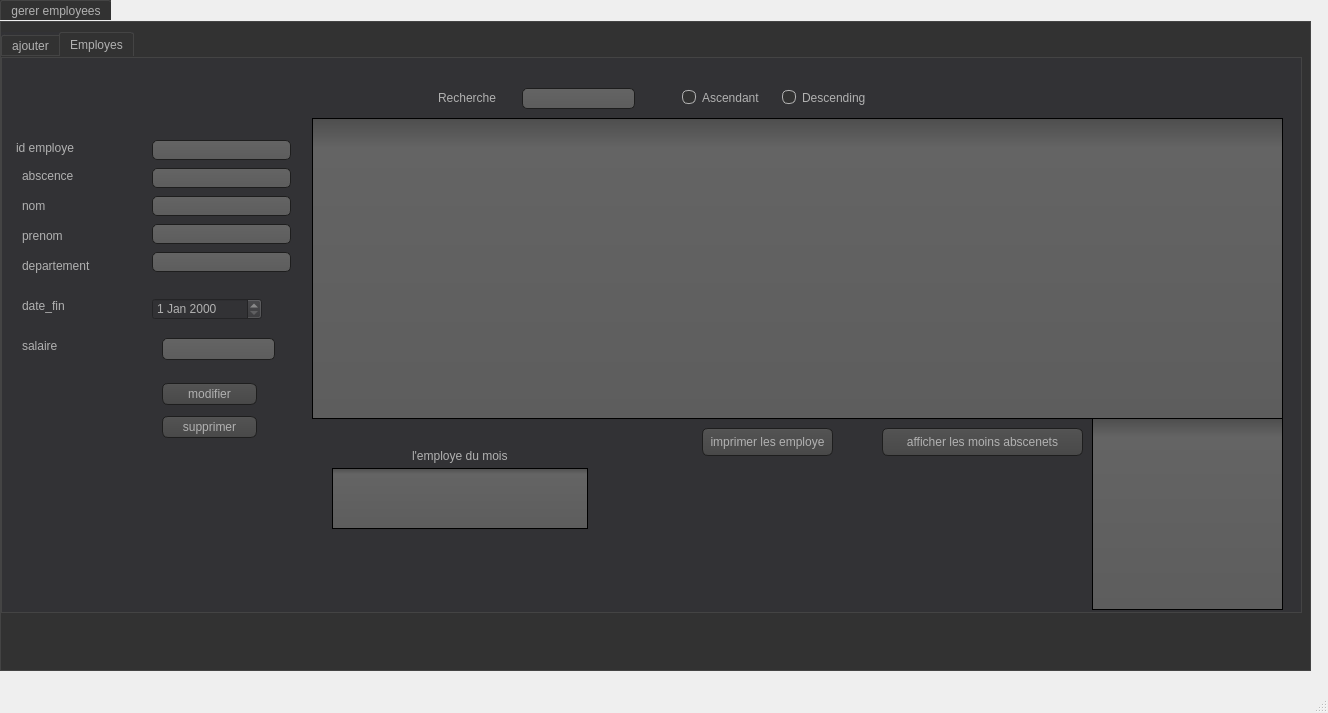
First picture: the form in FingersCrossed/employeform.ui, repository fatimaabdawa/travelagency, before the edit.
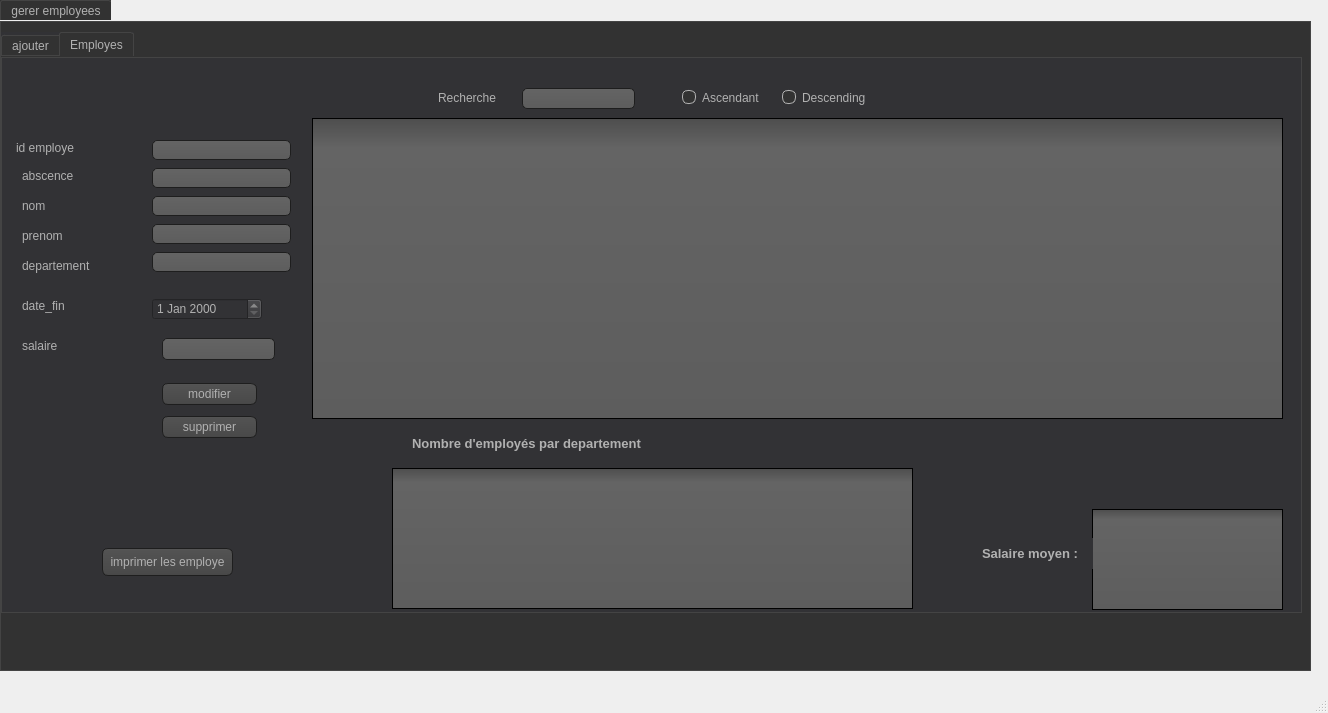
Second picture: the form after the edit. Icons and pictures are not drawn.

Patch:
```diff
--- a/FingersCrossed/employeform.ui
+++ b/FingersCrossed/employeform.ui
@@ -1344,19 +1344,6 @@
          </item>
         </layout>
        </widget>
-       <widget class="QPushButton" name="pushButton_5">
-        <property name="geometry">
-         <rect>
-          <x>880</x>
-          <y>370</y>
-          <width>201</width>
-          <height>28</height>
-         </rect>
-        </property>
-        <property name="text">
-         <string>afficher les moins abscenets</string>
-        </property>
-       </widget>
        <widget class="QLineEdit" name="lineEdit_6">
         <property name="geometry">
          <rect>
@@ -1407,19 +1394,19 @@
         <property name="geometry">
          <rect>
           <x>1090</x>
-          <y>360</y>
+          <y>451</y>
           <width>191</width>
-          <height>192</height>
+          <height>101</height>
          </rect>
         </property>
        </widget>
        <widget class="QTableView" name="tableView">
         <property name="geometry">
          <rect>
-          <x>330</x>
+          <x>390</x>
           <y>410</y>
-          <width>256</width>
-          <height>61</height>
+          <width>521</width>
+          <height>141</height>
          </rect>
         </property>
        </widget>
@@ -1427,20 +1414,20 @@
         <property name="geometry">
          <rect>
           <x>410</x>
-          <y>390</y>
-          <width>111</width>
-          <height>16</height>
+          <y>370</y>
+          <width>261</width>
+          <height>31</height>
          </rect>
         </property>
         <property name="text">
-         <string>l'employe du mois</string>
+         <string>&lt;html&gt;&lt;head/&gt;&lt;body&gt;&lt;p&gt;&lt;span style=&quot; font-size:10pt; font-weight:600;&quot;&gt;Nombre d'employés par departement&lt;/span&gt;&lt;/p&gt;&lt;/body&gt;&lt;/html&gt;</string>
         </property>
        </widget>
        <widget class="QPushButton" name="pushButton_4">
         <property name="geometry">
          <rect>
-          <x>700</x>
-          <y>370</y>
+          <x>100</x>
+          <y>490</y>
           <width>131</width>
           <height>28</height>
          </rect>
@@ -1498,6 +1485,19 @@
          <string>Recherche</string>
         </property>
        </widget>
+       <widget class="QLabel" name="label_18">
+        <property name="geometry">
+         <rect>
+          <x>980</x>
+          <y>480</y>
+          <width>111</width>
+          <height>31</height>
+         </rect>
+        </property>
+        <property name="text">
+         <string>&lt;html&gt;&lt;head/&gt;&lt;body&gt;&lt;p&gt;&lt;span style=&quot; font-size:10pt; font-weight:600;&quot;&gt;Salaire moyen :&lt;/span&gt;&lt;/p&gt;&lt;/body&gt;&lt;/html&gt;</string>
+        </property>
+       </widget>
       </widget>
      </widget>
     </widget>
```
Left out of the diff: 4 changed lines with no effect on the pictures.
